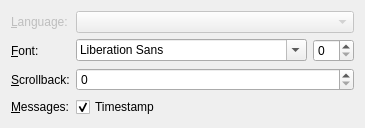
First picture: the form in examples/desktop/src/wizard/generalwizardpage.ui, repository communi/communi-desktop, before the edit.
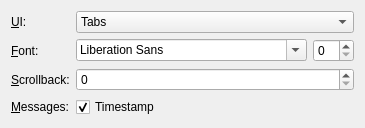
Second picture: the form after the edit.

Commit message: Add GeneralWizardPage::layout

Diff of the .ui file:
```diff
--- a/examples/desktop/src/wizard/generalwizardpage.ui
+++ b/examples/desktop/src/wizard/generalwizardpage.ui
@@ -11,22 +11,26 @@
   <layout class="QFormLayout" name="formLayout">
    <item row="0" column="0">
     <widget class="QLabel" name="label">
-     <property name="enabled">
-      <bool>false</bool>
-     </property>
      <property name="text">
-      <string>&amp;Language:</string>
+      <string>&amp;UI:</string>
      </property>
      <property name="buddy">
-      <cstring>langComboBox</cstring>
+      <cstring>layoutComboBox</cstring>
      </property>
     </widget>
    </item>
    <item row="0" column="1">
-    <widget class="QComboBox" name="langComboBox">
-     <property name="enabled">
-      <bool>false</bool>
-     </property>
+    <widget class="QComboBox" name="layoutComboBox">
+     <item>
+      <property name="text">
+       <string>Tabs</string>
+      </property>
+     </item>
+     <item>
+      <property name="text">
+       <string>Tree</string>
+      </property>
+     </item>
     </widget>
    </item>
    <item row="1" column="0">
```
Left out of the diff: 2 changed lines with no effect on the pictures. The commit also changes 3 other files.
